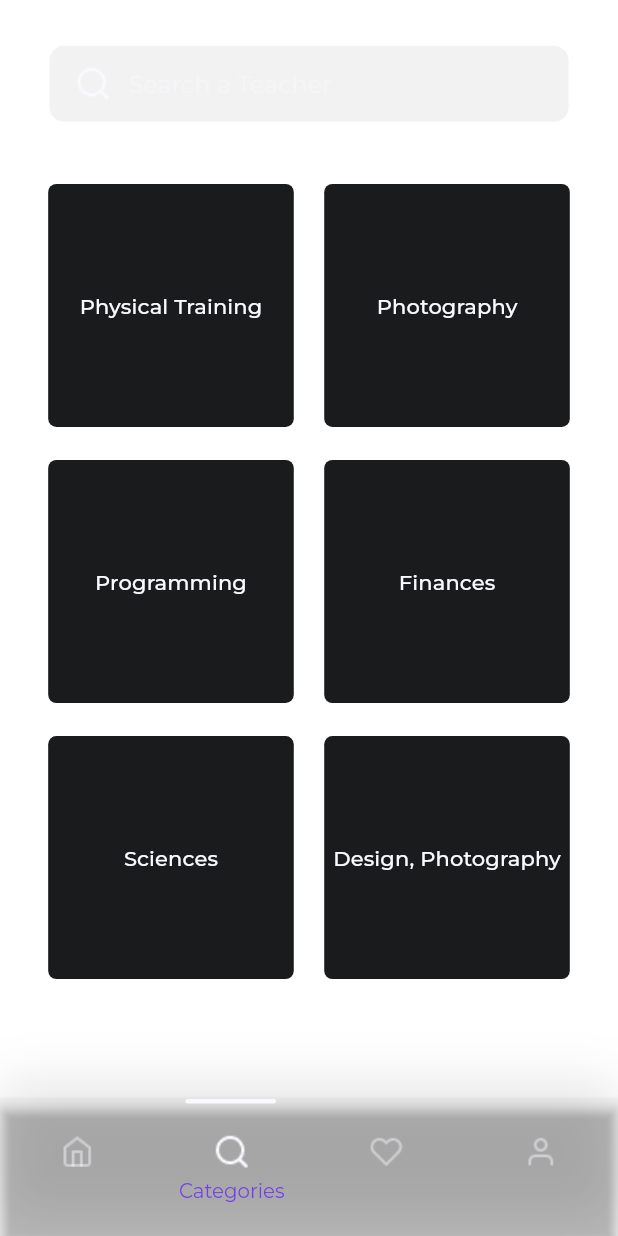
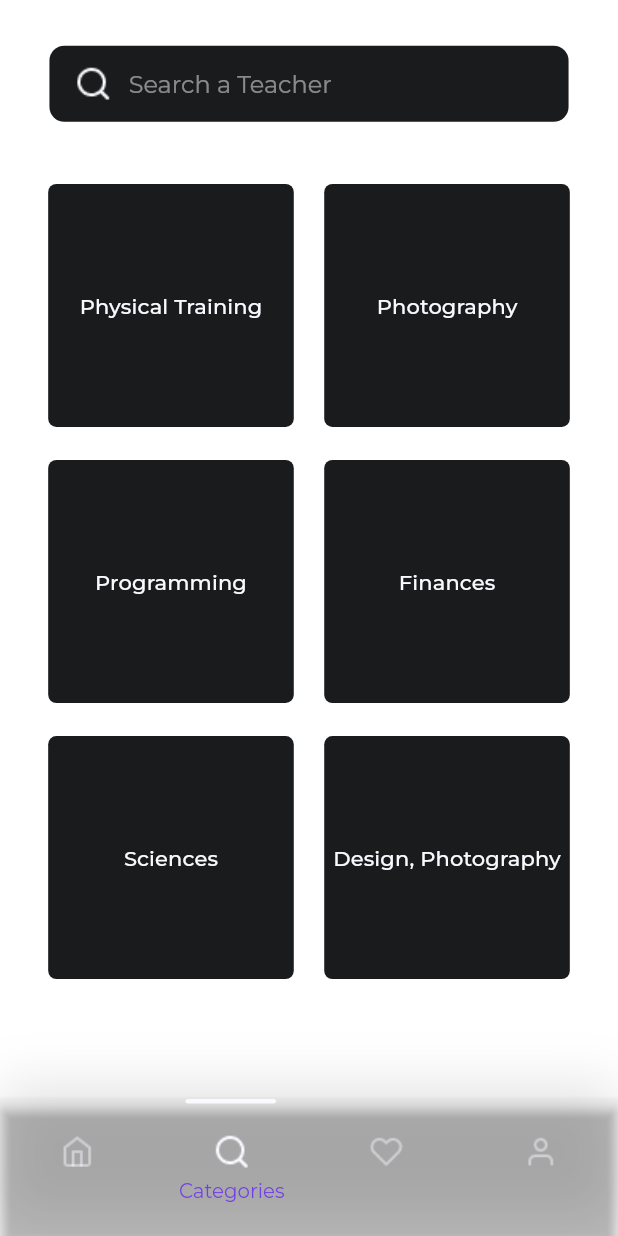
Before and after one commit to Eng-Yuri89/teachme, a Flutter app: the screen it shows once a user with an empty profile is signed in, item 2 of the bottom bar chosen, on a phone screen of 412 x 824 dp. Run offline on Flutter 3.47's test engine with Material 2 defaults, Android fonts, the phone set to English and light mode, and no system bars; our stand-ins replace auto_size_text, cloud_firestore, firebase_auth, firebase_messaging, firebase_storage, flutter_svg and 8 more; missing offline and left inert: device_calendar, flutter_rounded_date_picker, queries; accounts and stored records are empty; network calls fail; statements that could not run were skipped.

Commit message:
Get favorite screen and add input color

```diff
--- a/lib/ui/screens/home/category_screen.dart
+++ b/lib/ui/screens/home/category_screen.dart
@@ -45,7 +45,7 @@ class _CategoryScreenState extends State<CategoryScreen> {
             EdgeInsets.symmetric(horizontal: screenAwareWidth(15, context)),
         height: screenAwareHeight(50, context),
         decoration: BoxDecoration(
-          color: const Color.fromRGBO(127, 128, 132, 0.1),
+          color: const Color.fromRGBO(26, 27, 29, 1),
           borderRadius: BorderRadius.circular(10),
         ),
         child: Row(
--- a/lib/ui/screens/landing_screen.dart
+++ b/lib/ui/screens/landing_screen.dart
@@ -2,6 +2,7 @@ import 'package:flutter/material.dart';
 import 'package:flutter_svg/svg.dart';
 import 'package:teachme/ui/screens/events/events_screen.dart';
 import 'package:teachme/ui/screens/home/category_screen.dart';
+import 'package:teachme/ui/screens/home/favorite_sreen.dart';
 import 'package:teachme/ui/screens/home/home_screen.dart';
 import 'package:teachme/ui/screens/home/notification_screen.dart';
 import 'package:teachme/ui/screens/home/profile_screen.dart';
@@ -58,12 +59,7 @@ class _LandingScreenState extends State<LandingScreen> {
     _views = [
       HomeScreen(),
       CategoryScreen(),
-      Container(
-        color: Colors.white,
-        child: Center(
-          child: Text("Favorites"),
-        ),
-      ),
+      FavoriteScreen(),
       ProfileScreen()
     ];
   }
```
Also changed, not shown: lib/ui/screens/home/favorite_sreen.dart (+4 -4 lines).
